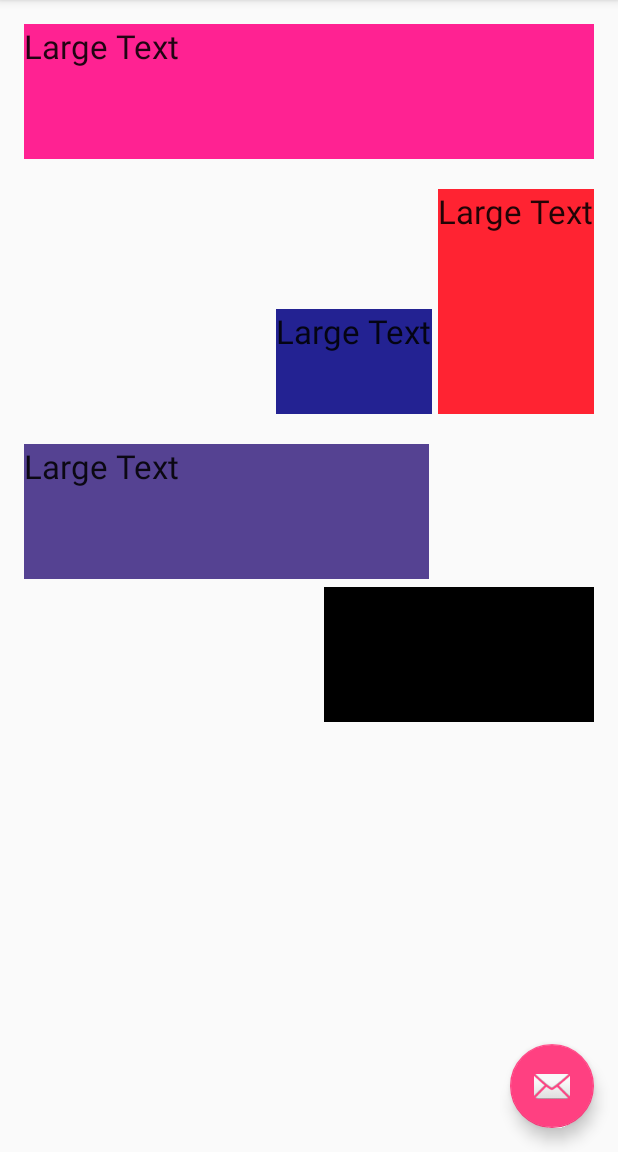
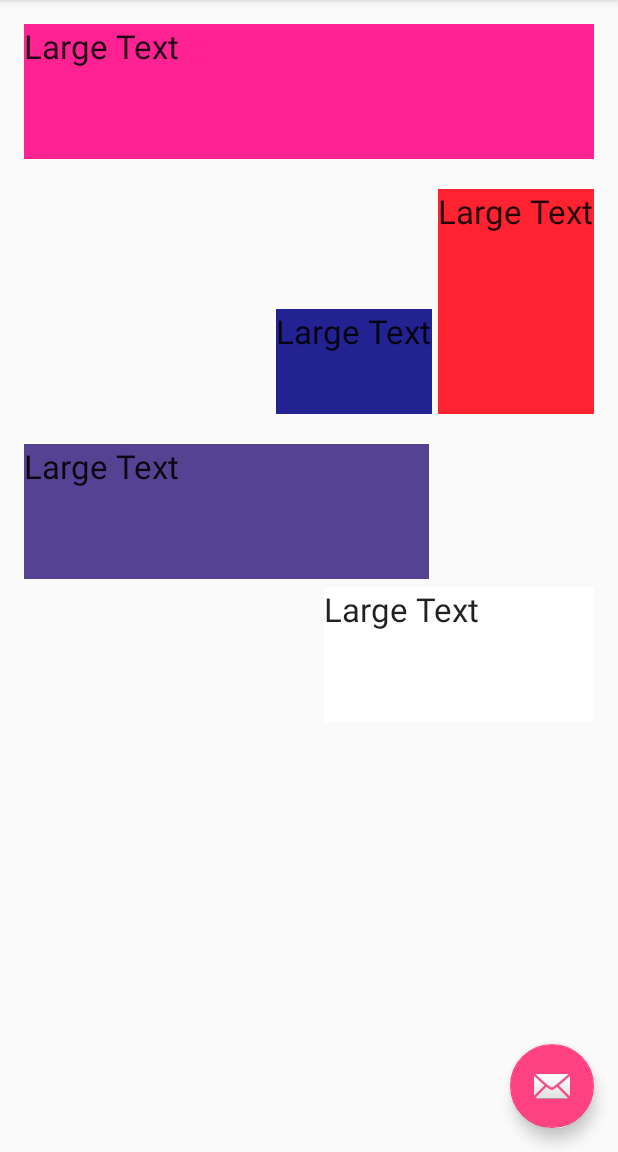
Before and after one commit to rahulbabbar1/layout, an Android app: the screen it shows after launch (MainActivity), on a phone screen of 412 x 824 dp, the part 84-1236 px from its top. Run offline under Robolectric (Android 15) with nearby library versions, the phone set to English and light mode, and no system bars.

Commit message:
testing git

```diff
--- a/app/src/main/res/layout/content_main.xml
+++ b/app/src/main/res/layout/content_main.xml
@@ -74,6 +74,6 @@
         android:layout_alignParentEnd="true"
         android:height="90dp"
         android:width="180dp"
-        android:background ="#000000"
+        android:background ="#ffffff"
         android:layout_marginTop="5dp"/>
 </RelativeLayout>
```
